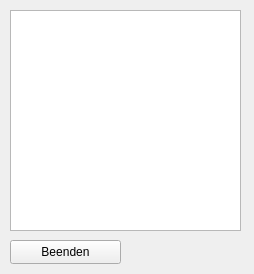
Qt form widget.ui (RSauerbrey/24ifa12bSensorMVC2) before a commit.
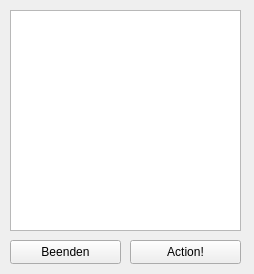
The same form after that commit.

The edit to the form file:
```diff
--- a/widget.ui
+++ b/widget.ui
@@ -36,6 +36,19 @@
     </rect>
    </property>
   </widget>
+  <widget class="QPushButton" name="btnAction">
+   <property name="geometry">
+    <rect>
+     <x>130</x>
+     <y>240</y>
+     <width>111</width>
+     <height>24</height>
+    </rect>
+   </property>
+   <property name="text">
+    <string>Action!</string>
+   </property>
+  </widget>
  </widget>
  <resources/>
  <connections/>
```
